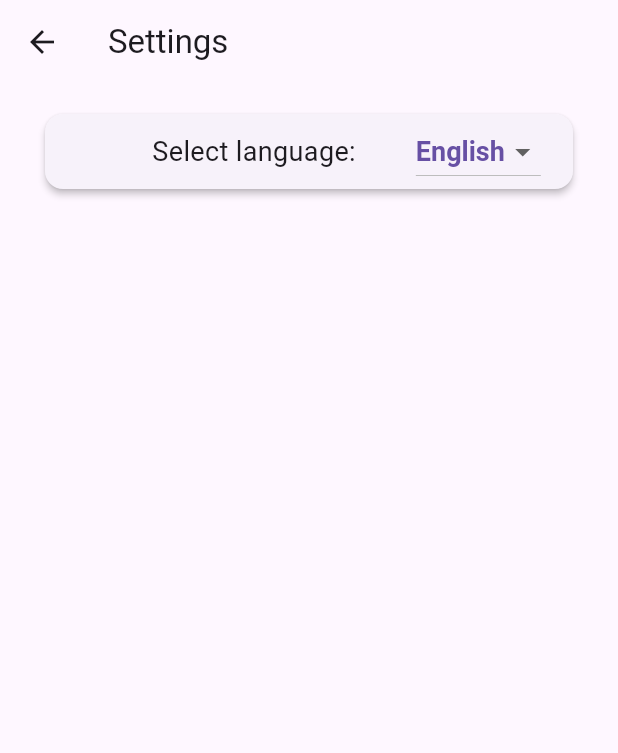
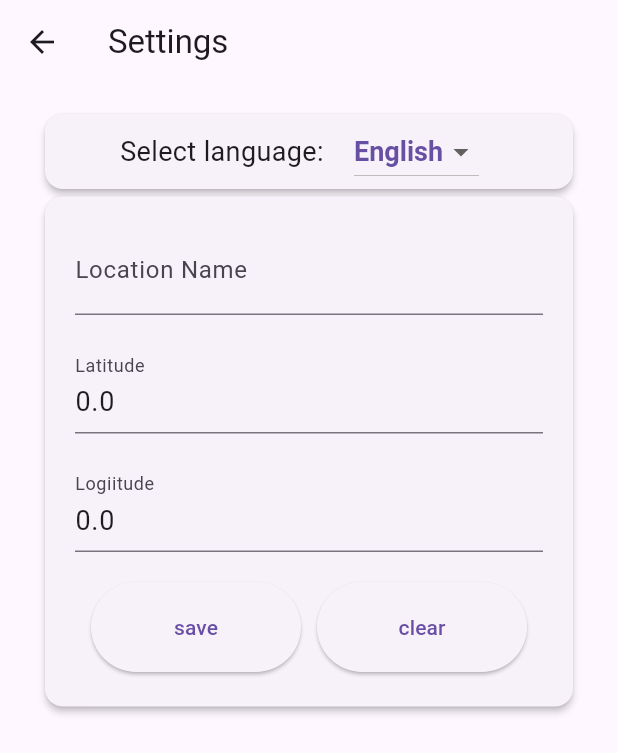
Before and after one commit to bksubhuti/buddhist_compass, a Flutter app: the SettingsPage screen opened directly, on a phone screen of 412 x 824 dp. Shown: the top 753 px of the screen. Run offline on Flutter 3.47's test engine with Material 3 defaults, Android fonts, the phone set to English and light mode, and no system bars; our stand-ins replace flutter_compass, geolocator, in_app_review, package_info_plus, share_plus, shared_preferences and 1 more; accounts and stored records are empty; generated files the repository leaves out were written again.

```diff
--- a/lib/main.dart
+++ b/lib/main.dart
@@ -61,6 +61,8 @@ class CompassApp extends StatelessWidget {
         return 'NotoSansMyanmar';
       case 'si':
         return 'NotoSansSinhala';
+      case 'km':
+        return 'NotoSansKhmer';
       default:
         return null; // system default
     }
--- a/lib/views/settings_page.dart
+++ b/lib/views/settings_page.dart
@@ -1,29 +1,152 @@
 import 'package:buddhist_compass/l10n/app_localizations.dart';
+import 'package:buddhist_compass/prefs.dart';
 import 'package:buddhist_compass/views/select_language_widget.dart';
 import 'package:flutter/material.dart';
 
-class SettingsPage extends StatelessWidget {
+class SettingsPage extends StatefulWidget {
   const SettingsPage({Key? key}) : super(key: key);
+
+  @override
+  _SettingsPageState createState() => _SettingsPageState();
+}
+
+class _SettingsPageState extends State<SettingsPage> {
+  final _nameController = TextEditingController();
+  final _latController = TextEditingController();
+  final _longController = TextEditingController();
+
+  @override
+  void initState() {
+    super.initState();
+    _nameController.text = Prefs.userDest1;
+    _latController.text = Prefs.userDest1Lat.toString();
+    _longController.text = Prefs.userDest1Long.toString();
+  }
+
+  @override
+  void dispose() {
+    _nameController.dispose();
+    _latController.dispose();
+    _longController.dispose();
+    super.dispose();
+  }
+
+  void _addLocation() {
+    final name = _nameController.text;
+    final lat = double.tryParse(_latController.text) ?? 0.0;
+    final long = double.tryParse(_longController.text) ?? 0.0;
+
+    if (name.isNotEmpty && lat != 0.0 && long != 0.0) {
+      setState(() {
+        Prefs.userDest1 = name;
+        Prefs.userDest1Lat = lat;
+        Prefs.userDest1Long = long;
+        Prefs.targetName = "userDest1";
+        Prefs.targetLat = lat;
+        Prefs.targetLong = long;
+      });
+    }
+  }
+
+  void _clearLocation() {
+    setState(() {
+      Prefs.userDest1 = "";
+      Prefs.userDest1Lat = 0.0;
+      Prefs.userDest1Long = 0.0;
+      _nameController.clear();
+      _latController.clear();
+      _longController.clear();
+    });
+  }
 
   @override
   Widget build(BuildContext context) {
     return Scaffold(
       appBar: AppBar(title: Text(AppLocalizations.of(context)!.settings)),
-      body: Padding(
+      body: SingleChildScrollView(
         padding: const EdgeInsets.all(20.0),
-        child: Card(
+        child: Column(
+          children: [
+            Card(
               margin: const EdgeInsets.fromLTRB(10, 0, 10, 5),
               elevation: 2,
               child: Row(
-            mainAxisAlignment: MainAxisAlignment.center,
                 children: [
-              const SizedBox(height: 50, width: 50.0),
-              Text("${AppLocalizations.of(context)!.language}:",
-                  style: const TextStyle(fontSize: 18)),
-              const SizedBox(width: 40.0),
-              SelectLanguageWidget(),
+                  const SizedBox(
+                      height: 50,
+                      width: 50.0), // keep if you need the icon space
+                  Expanded(
+                    child: Text(
+                      "${AppLocalizations.of(context)!.language}:",
+                      style: const TextStyle(fontSize: 18),
+                      overflow: TextOverflow.visible, // don’t clip
+                      softWrap: true, // wrap if needed
+                    ),
+                  ),
+                  const SizedBox(width: 10), // smaller gap
+                  Flexible(child: SelectLanguageWidget()),
                 ],
               ),
+            ),
+            Card(
+              margin: const EdgeInsets.fromLTRB(10, 0, 10, 5),
+              elevation: 2,
+              child: Padding(
+                padding: const EdgeInsets.all(20.0),
+                child: SizedBox(
+                  height: 300, // Increased card height
+                  child: Column(
+                    mainAxisSize: MainAxisSize.min,
+                    children: [
+                      TextField(
+                        controller: _nameController,
+                        decoration: InputDecoration(
+                            labelText:
+                                AppLocalizations.of(context)!.locationName),
+                        style: const TextStyle(fontSize: 18),
+                      ),
+                      const SizedBox(height: 20),
+                      TextField(
+                        controller: _latController,
+                        decoration: InputDecoration(
+                            labelText: AppLocalizations.of(context)!.latitude),
+                        keyboardType: TextInputType.number,
+                        style: const TextStyle(fontSize: 18),
+                      ),
+                      const SizedBox(height: 20),
+                      TextField(
+                        controller: _longController,
+                        decoration: InputDecoration(
+                            labelText: AppLocalizations.of(context)!.longitude),
+                        keyboardType: TextInputType.number,
+                        style: const TextStyle(fontSize: 18),
+                      ),
+                      const SizedBox(height: 20),
+                      Row(
+                        mainAxisAlignment: MainAxisAlignment.spaceEvenly,
+                        children: [
+                          ElevatedButton(
+                            onPressed: _addLocation,
+                            child: Text(AppLocalizations.of(context)!.save),
+                            style: ElevatedButton.styleFrom(
+                              minimumSize: const Size(140, 60), // Larger button
+                            ),
+                          ),
+                          ElevatedButton(
+                            onPressed: _clearLocation,
+                            child: Text(AppLocalizations.of(context)!.clear),
+                            style: ElevatedButton.styleFrom(
+                              minimumSize: const Size(140, 60), // Larger button
+                            ),
+                          ),
+                        ],
+                      ),
+                    ],
+                  ),
+                ),
+              ),
+            ),
+          ],
         ),
       ),
     );
--- a/pubspec.yaml
+++ b/pubspec.yaml
@@ -16,7 +16,7 @@ publish_to: 'none' # Remove this line if you wish to publish to pub.dev
 # https://developer.apple.com/library/archive/documentation/General/Reference/InfoPlistKeyReference/Articles/CoreFoundationKeys.html
 # In Windows, build-name is used as the major, minor, and patch parts
 # of the product and file versions while build-number is used as the build suffix.
-version: 1.0.7+21
+version: 1.0.8+22
 
 environment:
   sdk: '>=3.0.2 <4.0.0'
@@ -109,6 +109,7 @@ flutter:
     fonts:
       - asset: assets/fonts/NotoSansMyanmar-Regular.ttf
       - asset: assets/fonts/NotoSansSinhala-VariableFont_wdth,wght.ttf
+      - asset: assets/fonts/NotoSansKhmer-VariableFont_wdth,wght.ttf
 #
   # For details regarding fonts from package dependencies,
   # see https://flutter.dev/custom-fonts/#from-packages
```
Also changed, not shown: assets/fonts/NotoSansKhmer-VariableFont_wdth,wght.ttf (added), 1 other file. Lines whose indentation alone changed are shown as unchanged.
